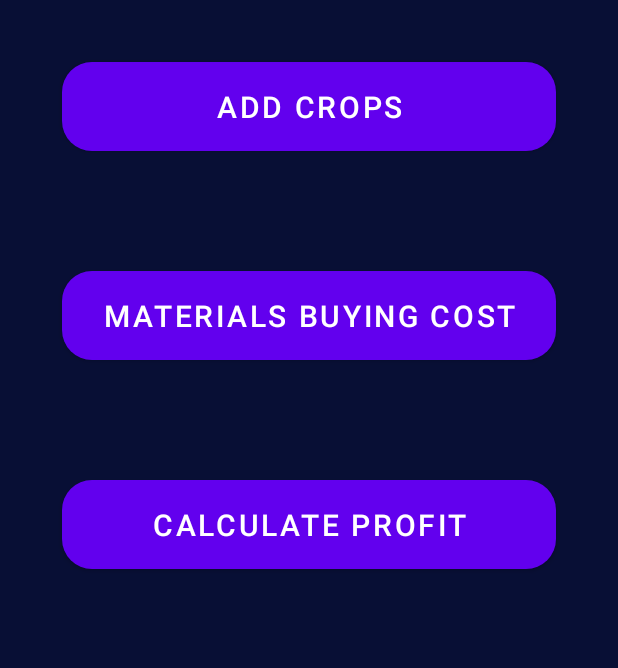
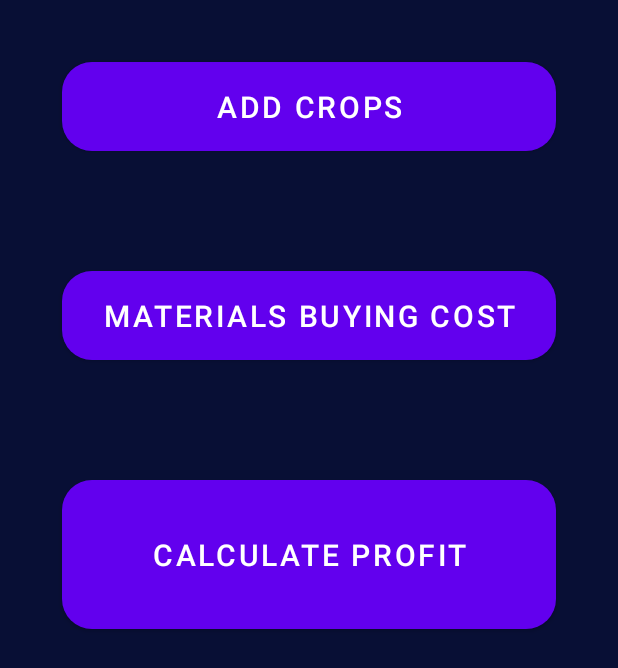
Before and after one commit to mawdud01/AgriGenius, an Android app: the Profitwindow screen opened directly, with no data from a screen before it, on a phone screen of 412 x 824 dp. Shown: the top 668 px of the screen. Run offline under Robolectric (Android 15) with nearby library versions, the phone set to English and light mode, and no system bars.

Commit message:
Initial commit

```diff
--- a/app/src/main/res/layout/activity_profitwindow.xml
+++ b/app/src/main/res/layout/activity_profitwindow.xml
@@ -44,7 +44,7 @@
         android:layout_height="wrap_content"
         android:text="Calculate Profit"
         android:id="@+id/display"
-        android:padding="10dp"
+        android:padding="30dp"
         ></Button>
 
 
```
